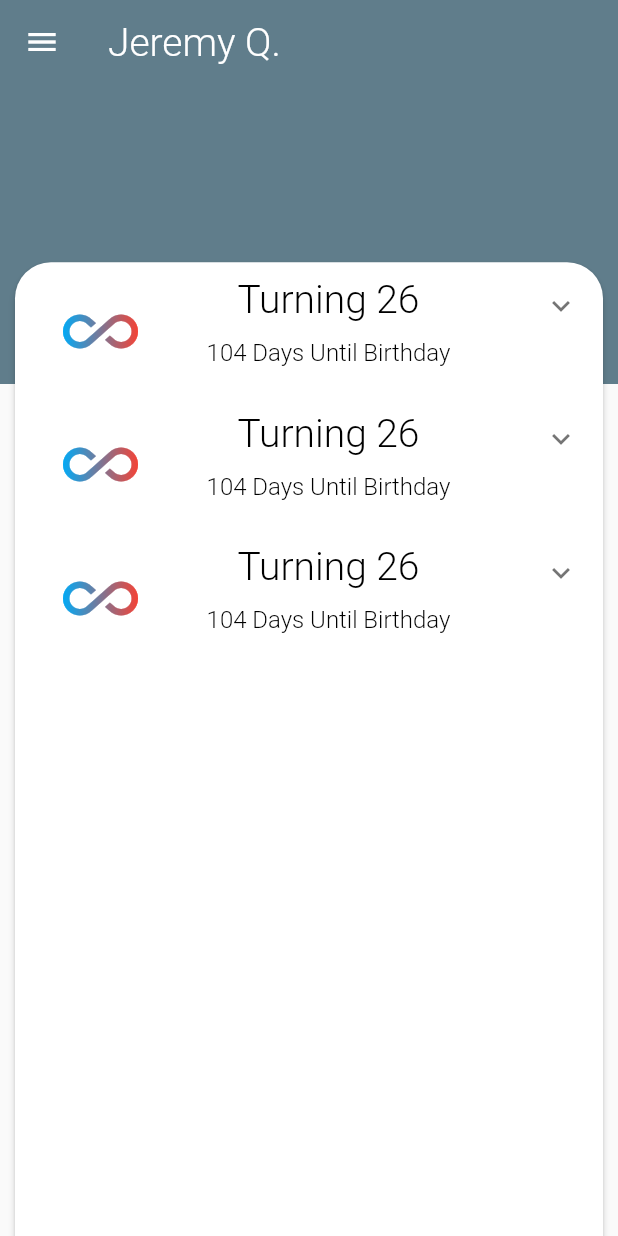
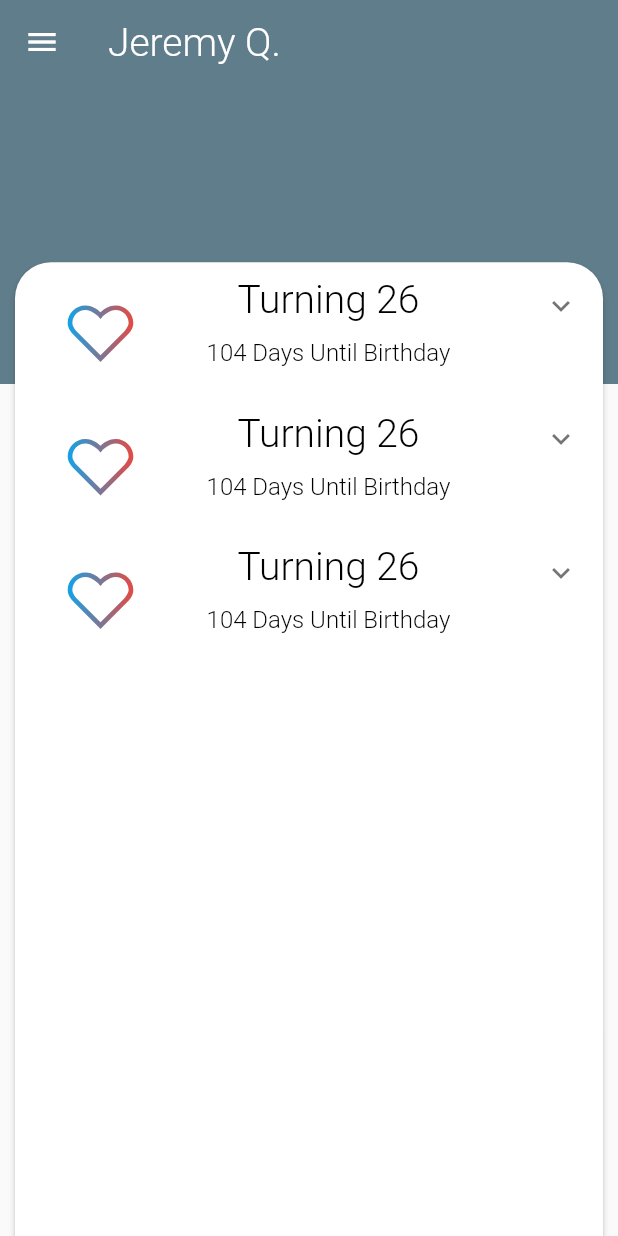
Before and after one commit to jeremyqzt/birthdaylist, a Flutter app: the screen it shows after launch, on a phone screen of 412 x 824 dp. Run offline on Flutter 3.47's test engine with Material 2 defaults, Android fonts, the phone set to English and light mode, and no system bars; our stand-ins replace flutter_datetime_picker, google_fonts, line_awesome_icons.

Commit message:
new package for better icons

```diff
--- a/lib/screens/person_detail/person_detail_card.dart
+++ b/lib/screens/person_detail/person_detail_card.dart
@@ -1,5 +1,7 @@
 import 'package:flutter/material.dart';
 import './date_detail.dart';
+import 'package:line_awesome_icons/line_awesome_icons.dart';
+
 
 //Code Stolen From https://stackoverflow.com/questions/60338584/flutter-how-allow-content-to-overlap-sliverappbar
 
@@ -112,7 +114,7 @@ class _PersonDetailCard extends State<PersonDetailCard>
                                   controller: scrollController,
                                   itemCount: 3,
                                   itemBuilder: (BuildContext context, int index) {
-                                    return DateDetail(Icons.all_inclusive);
+                                    return DateDetail(LineAwesomeIcons.heart);
                                   },
                                 ),
                               ),
--- a/lib/utils/file_util.dart
+++ b/lib/utils/file_util.dart
@@ -2,8 +2,6 @@ import 'dart:async';
 import 'dart:convert';
 import 'dart:io';
 
-import 'package:flutter/foundation.dart';
-import 'package:flutter/material.dart';
 import 'package:path_provider/path_provider.dart';
 
 // https://flutter.dev/docs/cookbook/persistence/reading-writing-files
--- a/pubspec.yaml
+++ b/pubspec.yaml
@@ -26,6 +26,7 @@ dependencies:
   cupertino_icons: ^0.1.3
   google_fonts: ^1.1.0
   flutter_datetime_picker: 1.3.8
+  line_awesome_icons: ^1.0.4+2
 
 dev_dependencies:
   flutter_test:
```
Also changed, not shown: pubspec.lock.
